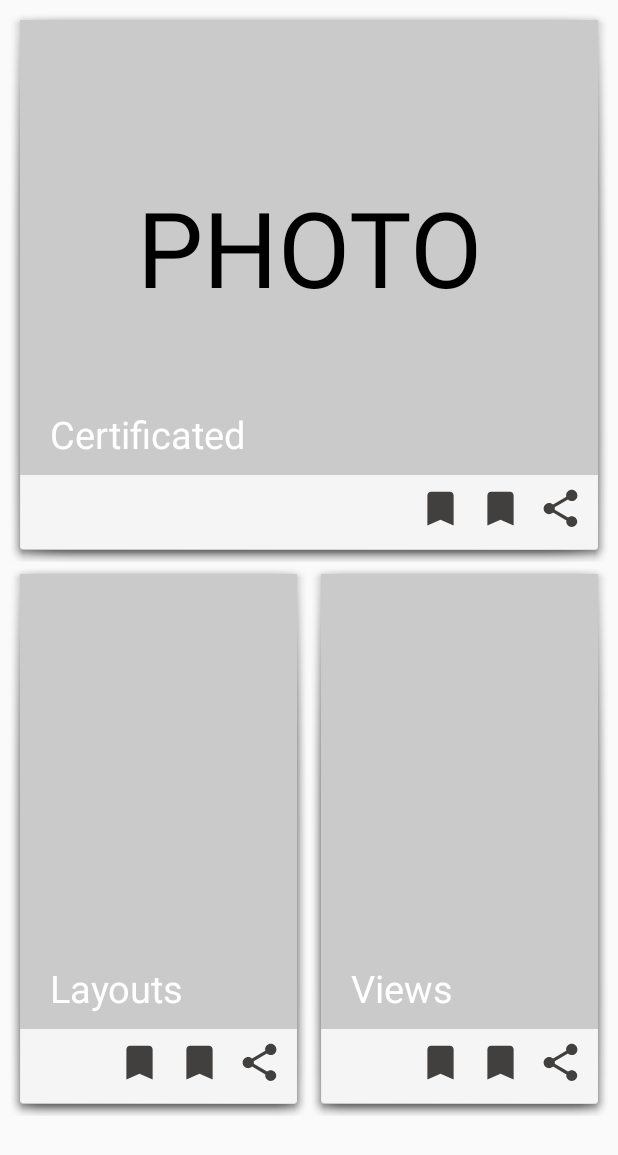
After one commit to RamanYarotski/AndroidCourceRaman, an Android app: the layout activity_photo_task5.xml on its own in the app's theme, with its tools: preview values and no code run, on a phone screen of 412 x 824 dp. The commit adds this screen. Shown: the top 1155 px of the screen. Run offline under Robolectric (Android 15) with nearby library versions, the phone set to English and light mode, and no system bars.

Commit message:
HW3 Task 5
//      Landscape and portrait:
//  activity_photo_constraint
//  activity_photo_linear
//  activity_poll_linear
//  activity_poll_table
//  activity_sign_in_linear
//  activity_sign_in_constraint
//  activity_android_linear
//  activity_photo_task5

//      Only portrait:
//  activity_photo_relative
//  activity_sign_in_relative
//  activity_android_constraint
//  activity_android_relative

```diff
--- a/homeWork3/src/main/java/com/homework/homework3/MainActivity.java
+++ b/homeWork3/src/main/java/com/homework/homework3/MainActivity.java
@@ -9,7 +9,7 @@ public class MainActivity extends AppCompatActivity {
     @Override
     protected void onCreate(Bundle savedInstanceState) {
         super.onCreate(savedInstanceState);
-        setContentView(R.layout.activity_android_relative);
+        setContentView(R.layout.activity_photo_task5);
     }
 }
 //      Landscape and portrait:
--- /dev/null
+++ b/homeWork3/src/main/res/drawable/ic_baseline_bookmark_24.xml
@@ -0,0 +1,5 @@
+<vector android:height="24dp" android:tint="#41403E"
+    android:viewportHeight="24" android:viewportWidth="24"
+    android:width="24dp" xmlns:android="http://schemas.android.com/apk/res/android">
+    <path android:fillColor="@android:color/white" android:pathData="M17,3H7c-1.1,0 -1.99,0.9 -1.99,2L5,21l7,-3 7,3V5c0,-1.1 -0.9,-2 -2,-2z"/>
+</vector>
--- /dev/null
+++ b/homeWork3/src/main/res/drawable/ic_baseline_share_24.xml
@@ -0,0 +1,5 @@
+<vector android:height="24dp" android:tint="#41403E"
+    android:viewportHeight="24" android:viewportWidth="24"
+    android:width="24dp" xmlns:android="http://schemas.android.com/apk/res/android">
+    <path android:fillColor="@android:color/white" android:pathData="M18,16.08c-0.76,0 -1.44,0.3 -1.96,0.77L8.91,12.7c0.05,-0.23 0.09,-0.46 0.09,-0.7s-0.04,-0.47 -0.09,-0.7l7.05,-4.11c0.54,0.5 1.25,0.81 2.04,0.81 1.66,0 3,-1.34 3,-3s-1.34,-3 -3,-3 -3,1.34 -3,3c0,0.24 0.04,0.47 0.09,0.7L8.04,9.81C7.5,9.31 6.79,9 6,9c-1.66,0 -3,1.34 -3,3s1.34,3 3,3c0.79,0 1.5,-0.31 2.04,-0.81l7.12,4.16c-0.05,0.21 -0.08,0.43 -0.08,0.65 0,1.61 1.31,2.92 2.92,2.92 1.61,0 2.92,-1.31 2.92,-2.92s-1.31,-2.92 -2.92,-2.92z"/>
+</vector>
--- /dev/null
+++ b/homeWork3/src/main/res/drawable/task5_background.xml
@@ -0,0 +1,6 @@
+<?xml version="1.0" encoding="utf-8"?>
+<shape xmlns:android="http://schemas.android.com/apk/res/android">
+    <solid android:color="@color/white" />
+    <corners android:bottomLeftRadius="10dp"
+        android:bottomRightRadius="10dp"/>
+</shape>
--- /dev/null
+++ b/homeWork3/src/main/res/layout/activity_photo_task5.xml
@@ -0,0 +1,47 @@
+<?xml version="1.0" encoding="utf-8"?>
+<androidx.constraintlayout.widget.ConstraintLayout xmlns:android="http://schemas.android.com/apk/res/android"
+    xmlns:app="http://schemas.android.com/apk/res-auto"
+    android:layout_width="match_parent"
+    android:layout_height="match_parent"
+    android:paddingHorizontal="5dp"
+    android:paddingTop="5dp"
+    android:paddingBottom="80dp">
+
+    <androidx.constraintlayout.widget.Guideline
+        android:id="@+id/centerVerticalGuideline"
+        style="@style/guide_line_style_in_task5"
+        android:orientation="vertical" />
+
+    <androidx.constraintlayout.widget.Guideline
+        android:id="@+id/centerHorizontalGuideline"
+        style="@style/guide_line_style_in_task5"
+        android:orientation="horizontal" />
+
+    <include
+        android:id="@+id/include_layout_certificated_in_photo"
+        style="@style/include_layout_style_in_activity_photo_task5"
+        layout="@layout/layout_certificated_in_photo"
+        android:background="@color/grey"
+        app:layout_constraintBottom_toTopOf="@+id/centerHorizontalGuideline"
+        app:layout_constraintEnd_toEndOf="parent"
+        app:layout_constraintStart_toStartOf="parent"
+        app:layout_constraintTop_toTopOf="parent" />
+
+    <include
+        android:id="@+id/include_layout_layouts_in_photo"
+        style="@style/include_layout_style_in_activity_photo_task5"
+        layout="@layout/layout_layouts_in_photo"
+        app:layout_constraintBottom_toBottomOf="parent"
+        app:layout_constraintEnd_toStartOf="@+id/centerVerticalGuideline"
+        app:layout_constraintStart_toStartOf="parent"
+        app:layout_constraintTop_toBottomOf="@+id/centerHorizontalGuideline" />
+
+    <include
+        android:id="@+id/include_layout_views_in_photo"
+        style="@style/include_layout_style_in_activity_photo_task5"
+        layout="@layout/layout_views_in_photo"
+        app:layout_constraintBottom_toBottomOf="parent"
+        app:layout_constraintEnd_toEndOf="parent"
+        app:layout_constraintStart_toEndOf="@+id/centerVerticalGuideline"
+        app:layout_constraintTop_toBottomOf="@+id/centerHorizontalGuideline" />
+</androidx.constraintlayout.widget.ConstraintLayout>
--- /dev/null
+++ b/homeWork3/src/main/res/layout/layout_certificated_in_photo.xml
@@ -0,0 +1,53 @@
+<?xml version="1.0" encoding="utf-8"?>
+<androidx.constraintlayout.widget.ConstraintLayout xmlns:android="http://schemas.android.com/apk/res/android"
+    xmlns:app="http://schemas.android.com/apk/res-auto"
+    style="@style/personal_style_of_inner_layouts_in_task5">
+
+    <TextView
+        android:id="@+id/photo_in_task5"
+        style="@style/grey_view_in_task5"
+        android:text="@string/photo"
+        app:layout_constraintBottom_toTopOf="@+id/bottom_line_in_photo_task5"
+        app:layout_constraintEnd_toEndOf="parent"
+        app:layout_constraintStart_toStartOf="parent"
+        app:layout_constraintTop_toTopOf="parent" />
+
+    <ImageView
+        android:id="@+id/bottom_line_in_photo_task5"
+        android:layout_width="match_parent"
+        android:layout_height="50dp"
+        app:layout_constraintBottom_toBottomOf="parent"
+        app:layout_constraintEnd_toEndOf="parent"
+        app:layout_constraintStart_toStartOf="parent"
+        app:layout_constraintTop_toBottomOf="@+id/photo_in_task5" />
+
+    <TextView
+        style="@style/texts_in_task5"
+        android:text="@string/certificated"
+        app:layout_constraintBottom_toBottomOf="@+id/photo_in_task5"
+        app:layout_constraintStart_toStartOf="parent" />
+
+    <ImageView
+        android:id="@+id/link_icon_in_photo_task5"
+        style="@style/icons_in_task5"
+        app:layout_constraintBottom_toBottomOf="@+id/bottom_line_in_photo_task5"
+        app:layout_constraintEnd_toEndOf="parent"
+        app:layout_constraintTop_toTopOf="@+id/bottom_line_in_photo_task5"
+        app:srcCompat="@drawable/ic_baseline_share_24" />
+
+    <ImageView
+        android:id="@+id/share_icon_in_photo_task5"
+        style="@style/icons_in_task5"
+        app:layout_constraintBottom_toBottomOf="@+id/bottom_line_in_photo_task5"
+        app:layout_constraintEnd_toStartOf="@+id/link_icon_in_photo_task5"
+        app:layout_constraintTop_toTopOf="@+id/bottom_line_in_photo_task5"
+        app:srcCompat="@drawable/ic_baseline_bookmark_24" />
+
+    <ImageView
+        android:id="@+id/like_icon_in_photo_task5"
+        style="@style/icons_in_task5"
+        app:layout_constraintBottom_toBottomOf="@+id/bottom_line_in_photo_task5"
+        app:layout_constraintEnd_toStartOf="@+id/share_icon_in_photo_task5"
+        app:layout_constraintTop_toTopOf="@+id/bottom_line_in_photo_task5"
+        app:srcCompat="@drawable/ic_baseline_bookmark_24" />
+</androidx.constraintlayout.widget.ConstraintLayout>
--- /dev/null
+++ b/homeWork3/src/main/res/layout/layout_layouts_in_photo.xml
@@ -0,0 +1,52 @@
+<?xml version="1.0" encoding="utf-8"?>
+<androidx.constraintlayout.widget.ConstraintLayout xmlns:android="http://schemas.android.com/apk/res/android"
+    xmlns:app="http://schemas.android.com/apk/res-auto"
+    style="@style/personal_style_of_inner_layouts_in_task5">
+
+    <TextView
+        android:id="@+id/layouts_in_task5"
+        style="@style/grey_view_in_task5"
+        app:layout_constraintBottom_toTopOf="@+id/bottom_line_in_layouts_task5"
+        app:layout_constraintEnd_toEndOf="parent"
+        app:layout_constraintStart_toStartOf="parent"
+        app:layout_constraintTop_toTopOf="parent" />
+
+    <ImageView
+        android:id="@+id/bottom_line_in_layouts_task5"
+        android:layout_width="match_parent"
+        android:layout_height="50dp"
+        app:layout_constraintBottom_toBottomOf="parent"
+        app:layout_constraintEnd_toEndOf="parent"
+        app:layout_constraintStart_toStartOf="parent"
+        app:layout_constraintTop_toBottomOf="@+id/layouts_in_task5" />
+
+    <TextView
+        style="@style/texts_in_task5"
+        android:text="@string/layouts"
+        app:layout_constraintBottom_toBottomOf="@+id/layouts_in_task5"
+        app:layout_constraintStart_toStartOf="parent" />
+
+    <ImageView
+        android:id="@+id/link_icon_in_layouts_task5"
+        style="@style/icons_in_task5"
+        app:layout_constraintBottom_toBottomOf="@+id/bottom_line_in_layouts_task5"
+        app:layout_constraintEnd_toEndOf="parent"
+        app:layout_constraintTop_toTopOf="@+id/bottom_line_in_layouts_task5"
+        app:srcCompat="@drawable/ic_baseline_share_24" />
+
+    <ImageView
+        android:id="@+id/share_icon_in_layouts_task5"
+        style="@style/icons_in_task5"
+        app:layout_constraintBottom_toBottomOf="@+id/bottom_line_in_layouts_task5"
+        app:layout_constraintEnd_toStartOf="@+id/link_icon_in_layouts_task5"
+        app:layout_constraintTop_toTopOf="@+id/bottom_line_in_layouts_task5"
+        app:srcCompat="@drawable/ic_baseline_bookmark_24" />
+
+    <ImageView
+        android:id="@+id/like_icon_in_layouts_task5"
+        style="@style/icons_in_task5"
+        app:layout_constraintBottom_toBottomOf="@+id/bottom_line_in_layouts_task5"
+        app:layout_constraintEnd_toStartOf="@+id/share_icon_in_layouts_task5"
+        app:layout_constraintTop_toTopOf="@+id/bottom_line_in_layouts_task5"
+        app:srcCompat="@drawable/ic_baseline_bookmark_24" />
+</androidx.constraintlayout.widget.ConstraintLayout>
--- /dev/null
+++ b/homeWork3/src/main/res/layout/layout_views_in_photo.xml
@@ -0,0 +1,52 @@
+<?xml version="1.0" encoding="utf-8"?>
+<androidx.constraintlayout.widget.ConstraintLayout xmlns:android="http://schemas.android.com/apk/res/android"
+    xmlns:app="http://schemas.android.com/apk/res-auto"
+    style="@style/personal_style_of_inner_layouts_in_task5">
+
+    <TextView
+        android:id="@+id/views_in_task5"
+        style="@style/grey_view_in_task5"
+        app:layout_constraintBottom_toTopOf="@+id/bottom_line_in_views_task5"
+        app:layout_constraintEnd_toEndOf="parent"
+        app:layout_constraintStart_toStartOf="parent"
+        app:layout_constraintTop_toTopOf="parent" />
+
+    <ImageView
+        android:id="@+id/bottom_line_in_views_task5"
+        android:layout_width="match_parent"
+        android:layout_height="50dp"
+        app:layout_constraintBottom_toBottomOf="parent"
+        app:layout_constraintEnd_toEndOf="parent"
+        app:layout_constraintStart_toStartOf="parent"
+        app:layout_constraintTop_toBottomOf="@+id/views_in_task5" />
+
+    <TextView
+        style="@style/texts_in_task5"
+        android:text="@string/views"
+        app:layout_constraintBottom_toBottomOf="@+id/views_in_task5"
+        app:layout_constraintStart_toStartOf="parent" />
+
+    <ImageView
+        android:id="@+id/link_icon_in_views_task5"
+        style="@style/icons_in_task5"
+        app:layout_constraintBottom_toBottomOf="@+id/bottom_line_in_views_task5"
+        app:layout_constraintEnd_toEndOf="parent"
+        app:layout_constraintTop_toTopOf="@+id/bottom_line_in_views_task5"
+        app:srcCompat="@drawable/ic_baseline_share_24" />
+
+    <ImageView
+        android:id="@+id/share_icon_in_views_task5"
+        style="@style/icons_in_task5"
+        app:layout_constraintBottom_toBottomOf="@+id/bottom_line_in_views_task5"
+        app:layout_constraintEnd_toStartOf="@+id/link_icon_in_views_task5"
+        app:layout_constraintTop_toTopOf="@+id/bottom_line_in_views_task5"
+        app:srcCompat="@drawable/ic_baseline_bookmark_24" />
+
+    <ImageView
+        android:id="@+id/like_icon_in_views_task5"
+        style="@style/icons_in_task5"
+        app:layout_constraintBottom_toBottomOf="@+id/bottom_line_in_views_task5"
+        app:layout_constraintEnd_toStartOf="@+id/share_icon_in_views_task5"
+        app:layout_constraintTop_toTopOf="@+id/bottom_line_in_views_task5"
+        app:srcCompat="@drawable/ic_baseline_bookmark_24" />
+</androidx.constraintlayout.widget.ConstraintLayout>
--- a/homeWork3/src/main/res/values/strings.xml
+++ b/homeWork3/src/main/res/values/strings.xml
@@ -39,4 +39,7 @@
     <string name="profileImage">profileImage</string>
     <string name="horizontalLine">horizontalLine</string>
     <string name="anyImage">anyImage</string>
+    <string name="certificated">Certificated</string>
+    <string name="layouts">Layouts</string>
+    <string name="views">Views</string>
 </resources>
--- a/homeWork3/src/main/res/values/styles.xml
+++ b/homeWork3/src/main/res/values/styles.xml
@@ -319,4 +319,50 @@
         <item name="android:gravity">center</item>
         <item name="android:textSize">16sp</item>
     </style>
+
+    <style name="include_layout_style_in_activity_photo_task5">
+        <item name="android:layout_height">0dp</item>
+        <item name="android:layout_width">0dp</item>
+        <item name="layout_constraintHeight_default">spread</item>
+        <item name="layout_constraintWidth_default">spread</item>
+    </style>
+
+    <style name="texts_in_task5">
+        <item name="android:layout_width">wrap_content</item>
+        <item name="android:layout_height">wrap_content</item>
+        <item name="android:textSize">25sp</item>
+        <item name="android:textColor">@color/white</item>
+        <item name="android:elevation">2dp</item>
+        <item name="android:layout_marginStart">20dp</item>
+        <item name="android:layout_marginBottom">10dp</item>
+    </style>
+
+    <style name="icons_in_task5">
+        <item name="android:layout_width">30dp</item>
+        <item name="android:layout_height">30dp</item>
+        <item name="android:layout_marginEnd">10dp</item>
+        <item name="android:layout_marginBottom">15dp</item>
+        <item name="android:layout_marginTop">10dp</item>
+    </style>
+
+    <style name="personal_style_of_inner_layouts_in_task5">
+        <item name="android:layout_height">match_parent</item>
+        <item name="android:layout_width">match_parent</item>
+        <item name="android:background">@android:drawable/dialog_holo_light_frame</item>
+    </style>
+
+    <style name="guide_line_style_in_task5">
+        <item name="android:layout_width">match_parent</item>
+        <item name="android:layout_height">match_parent</item>
+        <item name="layout_constraintGuide_percent">0.5</item>
+    </style>
+
+    <style name="grey_view_in_task5">
+        <item name="android:layout_height">0dp</item>
+        <item name="android:layout_width">match_parent</item>
+        <item name="android:textColor">@color/black</item>
+        <item name="android:textSize">70sp</item>
+        <item name="android:gravity">center</item>
+        <item name="android:background">@color/grey</item>
+    </style>
 </resources>
```
